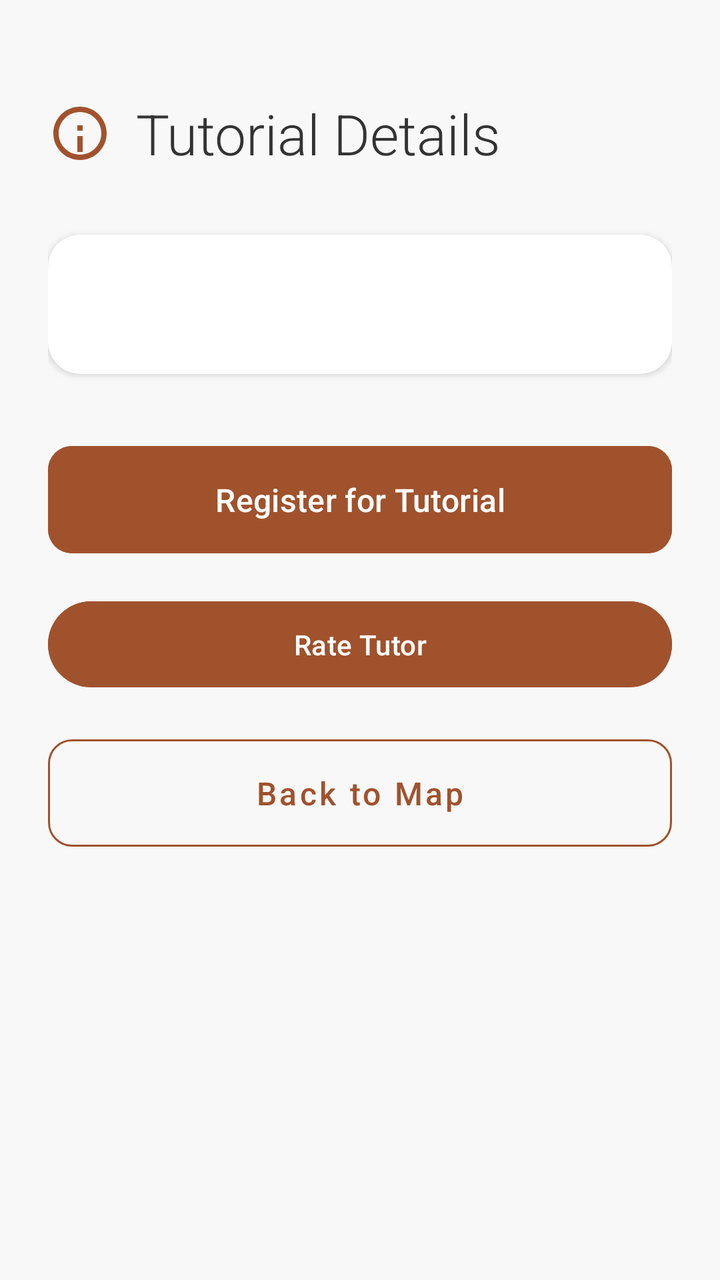
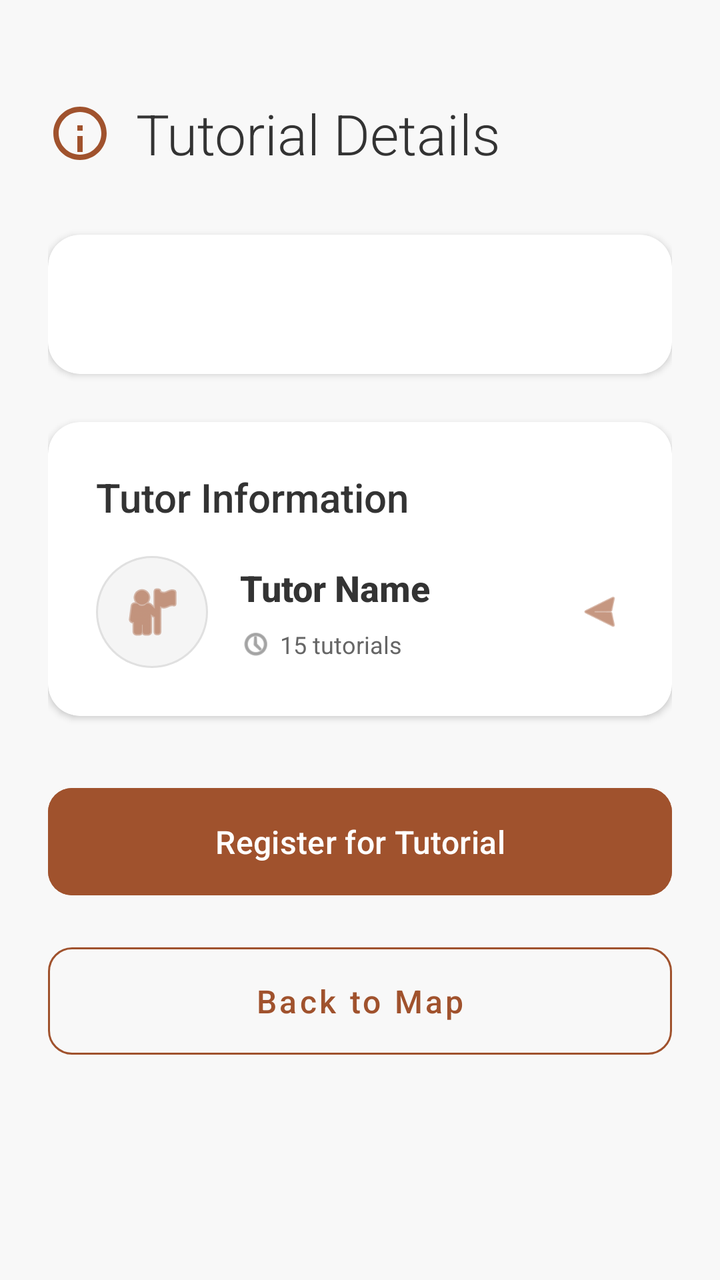

Two renders of the same Android screen: before a commit and after it. Below are the layout's source before the change and the commit's diff.
<!-- AndroidManifest.xml: application theme Theme.Csci3130Group1 -->
<!-- res/layout/tutorial_details_activity.xml -->
<?xml version="1.0" encoding="utf-8"?>
<ScrollView xmlns:android="http://schemas.android.com/apk/res/android"
    xmlns:app="http://schemas.android.com/apk/res-auto"
    android:layout_width="match_parent"
    android:layout_height="match_parent"
    android:background="#F8F8F8"
    android:fillViewport="true">

    <LinearLayout
        android:layout_width="match_parent"
        android:layout_height="wrap_content"
        android:orientation="vertical"
        android:paddingHorizontal="24dp"
        android:paddingTop="48dp"
        android:paddingBottom="32dp">

        
        <LinearLayout
            android:layout_width="match_parent"
            android:layout_height="wrap_content"
            android:orientation="horizontal"
            android:gravity="center_vertical"
            android:layout_marginBottom="32dp">

            <ImageView
                android:layout_width="32dp"
                android:layout_height="32dp"
                android:src="@drawable/ic_info"
                app:tint="#A0522D"
                android:contentDescription="Tutorial Icon" />

            <TextView
                android:layout_width="wrap_content"
                android:layout_height="wrap_content"
                android:text="Tutorial Details"
                android:textSize="28sp"
                android:fontFamily="sans-serif-light"
                android:textStyle="normal"
                android:textColor="#333333"
                android:layout_marginStart="12dp"/>
        </LinearLayout>

        
        <androidx.cardview.widget.CardView
            android:layout_width="match_parent"
            android:layout_height="wrap_content"
            android:layout_marginBottom="24dp"
            app:cardCornerRadius="16dp"
            app:cardElevation="2dp"
            app:cardBackgroundColor="#FFFFFF">

            <LinearLayout
                android:layout_width="match_parent"
                android:layout_height="wrap_content"
                android:orientation="vertical"
                android:padding="24dp">

                
                <TextView
                    android:id="@+id/tutorial_detail_text"
                    android:layout_width="match_parent"
                    android:layout_height="wrap_content"
                    android:textSize="16sp"
                    android:textColor="#333333"
                    android:lineSpacingExtra="6dp"
                    android:fontFamily="sans-serif"/>
            </LinearLayout>
        </androidx.cardview.widget.CardView>

        
        <LinearLayout
            android:layout_width="match_parent"
            android:layout_height="wrap_content"
            android:orientation="vertical"
            android:layout_marginTop="8dp">

            
            <Button
                android:id="@+id/register_button"
                android:layout_width="match_parent"
                android:layout_height="wrap_content"
                android:text="Register for Tutorial"
                android:backgroundTint="#A0522D"
                android:textColor="#FFFFFF"
                android:padding="16dp"
                android:textSize="16sp"
                android:layout_marginBottom="16dp"
                app:cornerRadius="12dp"
                android:elevation="0dp"
                android:textAllCaps="false"
                android:fontFamily="sans-serif-medium"/>
            
            <Button
                android:id="@+id/rate_button"
                android:layout_width="match_parent"
                android:layout_height="wrap_content"
                android:text="Rate Tutor"
                android:layout_marginBottom="16dp"
                android:textColor="#FFFFFF"
                android:backgroundTint="#A0522D"
                android:textAllCaps="false"
                android:fontFamily="sans-serif-medium"
                android:padding="12dp"/>

            
            <Button
                android:id="@+id/back_button"
                style="@style/Widget.MaterialComponents.Button.OutlinedButton"
                android:layout_width="match_parent"
                android:layout_height="wrap_content"
                android:text="Back to Map"
                android:textColor="#A0522D"
                android:padding="16dp"
                android:textSize="16sp"
                app:cornerRadius="12dp"
                app:strokeColor="#A0522D"
                android:textAllCaps="false"
                android:fontFamily="sans-serif-medium"/>
        </LinearLayout>
    </LinearLayout>
</ScrollView>
<!-- resources referenced by this layout -->
<resources>
  <!-- drawable ic_info (drawable) -->
  <?xml version="1.0" encoding="utf-8"?>
  <vector xmlns:android="http://schemas.android.com/apk/res/android"
      android:width="24dp"
      android:height="24dp"
      android:viewportWidth="24"
      android:viewportHeight="24">
  
      
      <path
          android:fillColor="#FFFFFF"
          android:pathData="M12,2C6.48,2 2,6.48 2,12s4.48,10 10,10 10,-4.48 10,-10S17.52,2 12,2zM12,20c-4.41,0 -8,-3.59 -8,-8s3.59,-8 8,-8 8,3.59 8,8 -3.59,8 -8,8z"/>
  
      
      <path
          android:fillColor="#FFFFFF"
          android:pathData="M13,9h-2v2h2L13,9zM13,13h-2v6h2v-6z"/>
  </vector>
  <style name="Theme.Csci3130Group1" parent="Base.Theme.Csci3130Group1" />
  <style name="Base.Theme.Csci3130Group1" parent="Theme.Material3.DayNight.NoActionBar">
          
          
      </style>
</resources>

<!-- the commit's change to res/layout/tutorial_details_activity.xml (unified diff, before → after) -->
@@ -66,6 +66,9 @@
                     android:fontFamily="sans-serif"/>
             </LinearLayout>
         </androidx.cardview.widget.CardView>
+
+        
+        <include layout="@layout/tutor_info_card" />
 
         
         <LinearLayout
@@ -89,18 +92,6 @@
                 android:elevation="0dp"
                 android:textAllCaps="false"
                 android:fontFamily="sans-serif-medium"/>
-            
-            <Button
-                android:id="@+id/rate_button"
-                android:layout_width="match_parent"
-                android:layout_height="wrap_content"
-                android:text="Rate Tutor"
-                android:layout_marginBottom="16dp"
-                android:textColor="#FFFFFF"
-                android:backgroundTint="#A0522D"
-                android:textAllCaps="false"
-                android:fontFamily="sans-serif-medium"
-                android:padding="12dp"/>
 
             
             <Button
@@ -119,3 +110,153 @@
         </LinearLayout>
     </LinearLayout>
 </ScrollView>
+<!-- res/layout/tutor_info_card.xml (included above) -->
+<?xml version="1.0" encoding="utf-8"?>
+<androidx.cardview.widget.CardView xmlns:android="http://schemas.android.com/apk/res/android"
+    xmlns:app="http://schemas.android.com/apk/res-auto"
+    android:id="@+id/tutorInfoCard"
+    android:layout_width="match_parent"
+    android:layout_height="wrap_content"
+    android:layout_marginBottom="24dp"
+    app:cardCornerRadius="16dp"
+    app:cardElevation="2dp"
+    app:cardBackgroundColor="#FFFFFF"
+    android:clickable="true"
+    android:focusable="true"
+    android:foreground="?android:attr/selectableItemBackground">
+
+    <LinearLayout
+        android:layout_width="match_parent"
+        android:layout_height="wrap_content"
+        android:orientation="vertical"
+        android:padding="24dp">
+
+        
+        <TextView
+            android:layout_width="wrap_content"
+            android:layout_height="wrap_content"
+            android:text="Tutor Information"
+            android:textSize="20sp"
+            android:fontFamily="sans-serif-medium"
+            android:textColor="#333333"
+            android:layout_marginBottom="16dp"/>
+
+        
+        <LinearLayout
+            android:layout_width="match_parent"
+            android:layout_height="wrap_content"
+            android:orientation="horizontal"
+            android:gravity="center_vertical">
+
+            
+            <ImageView
+                android:id="@+id/tutorAvatar"
+                android:layout_width="56dp"
+                android:layout_height="56dp"
+                android:src="@android:drawable/ic_menu_myplaces"
+                app:tint="#A0522D"
+                android:background="@drawable/circle_background"
+                android:padding="12dp"
+                android:contentDescription="Tutor Avatar" />
+
+            
+            <LinearLayout
+                android:layout_width="0dp"
+                android:layout_height="wrap_content"
+                android:layout_weight="1"
+                android:orientation="vertical"
+                android:layout_marginStart="16dp">
+
+                
+                <TextView
+                    android:id="@+id/tutorName"
+                    android:layout_width="wrap_content"
+                    android:layout_height="wrap_content"
+                    android:text="Tutor Name"
+                    android:textSize="18sp"
+                    android:textStyle="bold"
+                    android:textColor="#333333"
+                    android:fontFamily="sans-serif-medium" />
+
+                
+                <TextView
+                    android:id="@+id/tutorDegree"
+                    android:layout_width="wrap_content"
+                    android:layout_height="wrap_content"
+                    android:text="Computer Science, B.Sc."
+                    android:textSize="14sp"
+                    android:textColor="#666666"
+                    android:layout_marginTop="2dp"
+                    android:visibility="gone" />
+
+                
+                <LinearLayout
+                    android:layout_width="wrap_content"
+                    android:layout_height="wrap_content"
+                    android:orientation="horizontal"
+                    android:layout_marginTop="8dp">
+
+                    
+                    <LinearLayout
+                        android:layout_width="wrap_content"
+                        android:layout_height="wrap_content"
+                        android:orientation="horizontal"
+                        android:gravity="center_vertical"
+                        android:layout_marginEnd="16dp">
+
+                        <ImageView
+                            android:layout_width="16dp"
+                            android:layout_height="16dp"
+                            android:src="@android:drawable/ic_menu_recent_history"
+                            app:tint="#666666"
+                            android:contentDescription="Tutorial Count Icon" />
+
+                        <TextView
+                            android:id="@+id/tutorialCount"
+                            android:layout_width="wrap_content"
+                            android:layout_height="wrap_content"
+                            android:text="15 tutorials"
+                            android:textSize="12sp"
+                            android:textColor="#666666"
+                            android:layout_marginStart="4dp" />
+                    </LinearLayout>
+
+                    
+                    <LinearLayout
+                        android:id="@+id/ratingContainer"
+                        android:layout_width="wrap_content"
+                        android:layout_height="wrap_content"
+                        android:orientation="horizontal"
+                        android:gravity="center_vertical"
+                        android:visibility="gone">
+
+                        <ImageView
+                            android:layout_width="16dp"
+                            android:layout_height="16dp"
+                            android:src="@android:drawable/btn_star_big_on"
+                            app:tint="#FFD700"
+                            android:contentDescription="Rating Star" />
+
+                        <TextView
+                            android:id="@+id/tutorRating"
+                            android:layout_width="wrap_content"
+                            android:layout_height="wrap_content"
+                            android:text="4.8 (24)"
+                            android:textSize="12sp"
+                            android:textColor="#666666"
+                            android:layout_marginStart="4dp" />
+                    </LinearLayout>
+                </LinearLayout>
+            </LinearLayout>
+
+            
+            <ImageView
+                android:layout_width="24dp"
+                android:layout_height="24dp"
+                android:src="@android:drawable/ic_menu_send"
+                app:tint="#A0522D"
+                android:rotation="180"
+                android:contentDescription="View Tutor Profile" />
+        </LinearLayout>
+    </LinearLayout>
+</androidx.cardview.widget.CardView>
<!-- resource entries referenced after the edit -->
@@ -1,5 +1,14 @@
 <!-- resources referenced by this layout -->
 <resources>
+  <!-- drawable circle_background (drawable) -->
+  <?xml version="1.0" encoding="utf-8"?>
+  <shape xmlns:android="http://schemas.android.com/apk/res/android"
+      android:shape="oval">
+      <solid android:color="#F5F5F5" />
+      <stroke
+          android:width="1dp"
+          android:color="#E0E0E0" />
+  </shape>
   <!-- drawable ic_info (drawable) -->
   <?xml version="1.0" encoding="utf-8"?>
   <vector xmlns:android="http://schemas.android.com/apk/res/android"
